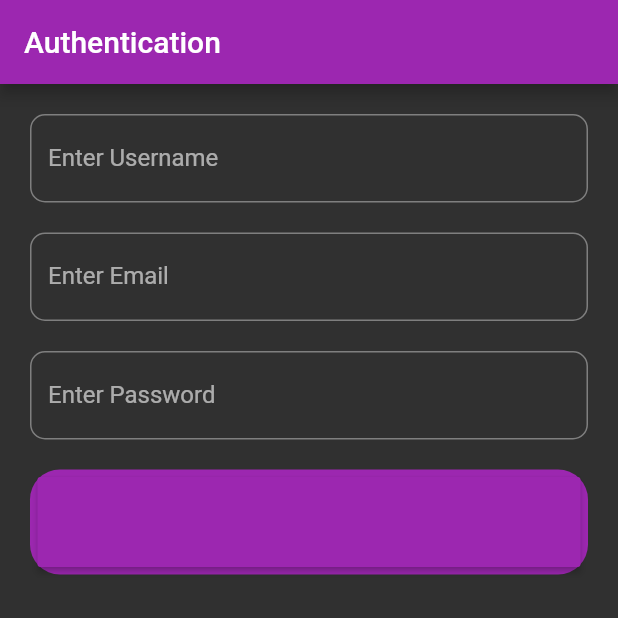
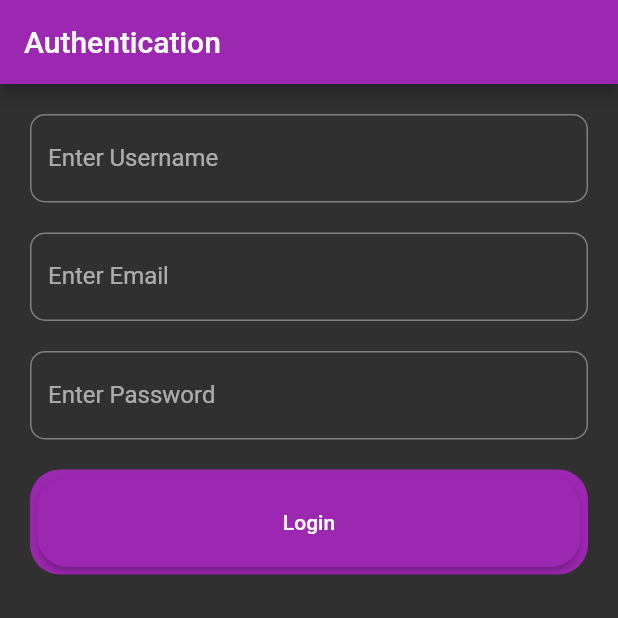
Before and after one commit to Haroon-Zafar/toDoApp, a Flutter app: the screen it shows after launch, on a phone screen of 412 x 824 dp, the top half of it. Run offline on Flutter 3.47's test engine with Material 2 defaults, Android fonts, the phone set to English and light mode, and no system bars.

Commit message:
shape and child: Text

```diff
--- a/to_do_app/lib/auth/authform.dart
+++ b/to_do_app/lib/auth/authform.dart
@@ -159,7 +159,13 @@ class _AuthFormState extends State<AuthForm> {
                       color: Colors.purple,
                     ),
                     // ignore: deprecated_member_use
-                    child: RaisedButton(color: Colors.purple, onPressed: () {}),
+                    child: RaisedButton(
+                        child: Text("Login"),
+                        shape: RoundedRectangleBorder(
+                          borderRadius: BorderRadius.circular(20),
+                        ),
+                        color: Colors.purple,
+                        onPressed: () {}),
                   )
                 ],
               ),
```
